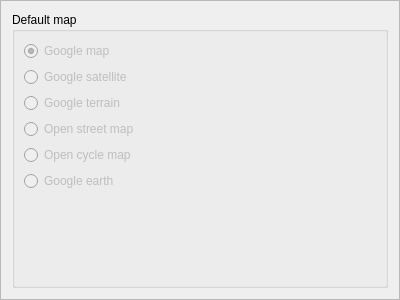
This is src/plugins/displayGoogleMap/displaygooglemapoptionsframe.ui in shujaatak/gpsbook as Qt 5 draws it before an edit. The edited form follows.
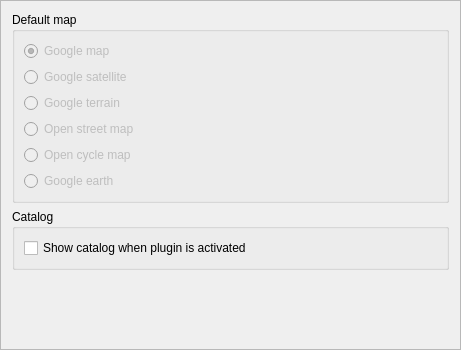
This is the edited form.

Commit message: Improve code. Add translation to French. Add RawEditor plugin.

The edit to the form file:
```diff
--- a/src/plugins/displayGoogleMap/displaygooglemapoptionsframe.ui
+++ b/src/plugins/displayGoogleMap/displaygooglemapoptionsframe.ui
@@ -6,8 +6,8 @@
    <rect>
     <x>0</x>
     <y>0</y>
-    <width>400</width>
-    <height>300</height>
+    <width>461</width>
+    <height>350</height>
    </rect>
   </property>
   <property name="windowTitle">
@@ -89,6 +89,25 @@
         </property>
        </widget>
       </item>
+     </layout>
+    </widget>
+   </item>
+   <item>
+    <widget class="QGroupBox" name="groupBoxCatalog">
+     <property name="title">
+      <string>Catalog</string>
+     </property>
+     <layout class="QVBoxLayout" name="verticalLayout_3">
+      <item>
+       <widget class="QCheckBox" name="checkBoxShowCatalog">
+        <property name="text">
+         <string>Show catalog when plugin is activated</string>
+        </property>
+       </widget>
+      </item>
+     </layout>
+    </widget>
+   </item>
       <item>
        <spacer name="verticalSpacer">
         <property name="orientation">
@@ -101,9 +120,6 @@
          </size>
         </property>
        </spacer>
-      </item>
-     </layout>
-    </widget>
    </item>
   </layout>
  </widget>
```
Lines whose indentation alone changed are shown as unchanged. The commit also changes 56 other files.
